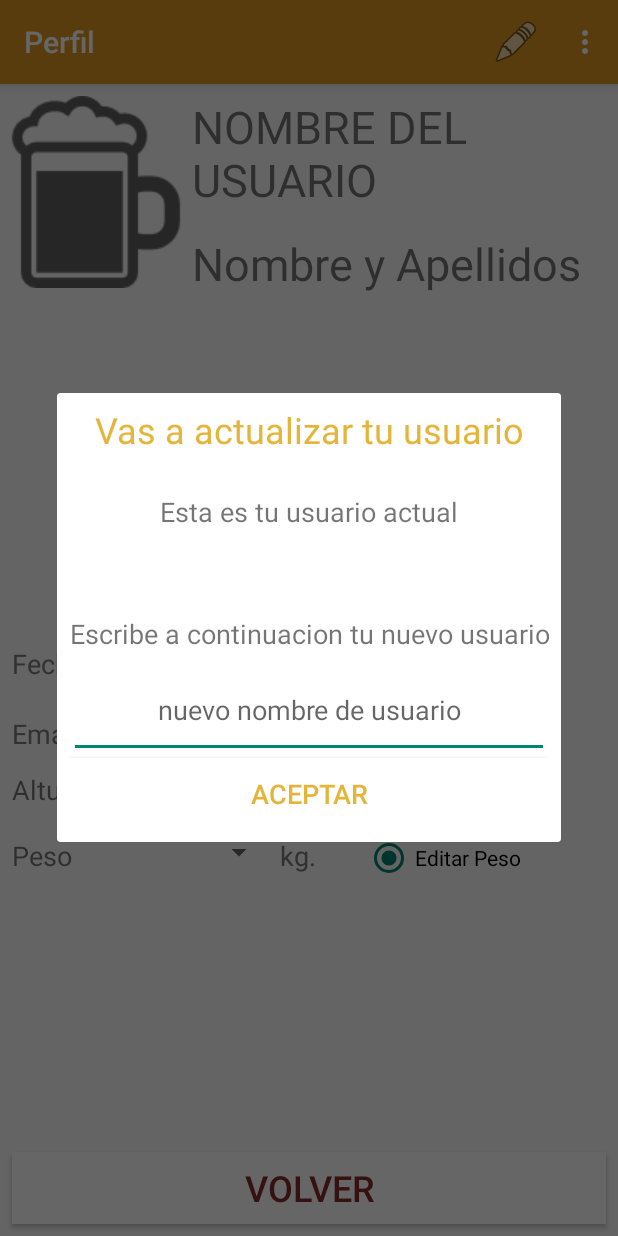
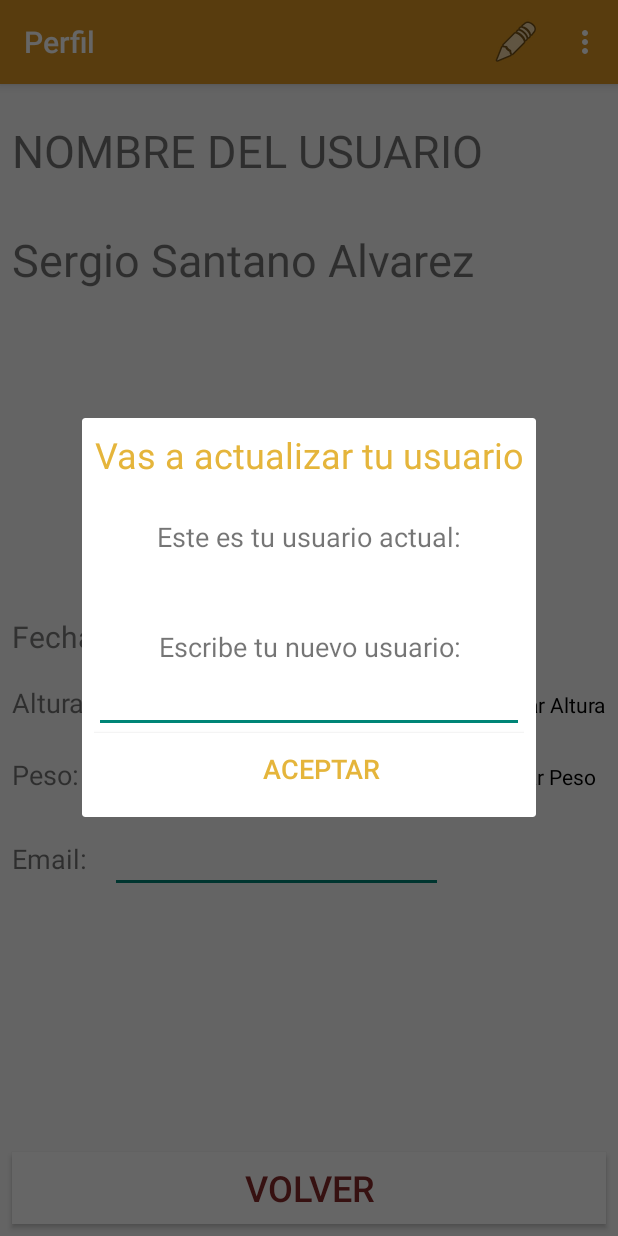
Before and after one commit to Muhlach/DrinkMe, an Android app: the PerfilActivity screen opened directly, with no data from a screen before it, in the options menu, after a tap on "Editar usuario", on a phone screen of 412 x 824 dp. Run offline under Robolectric (Android 15) with nearby library versions, the phone set to English and light mode, and no system bars; 4 statements that could not run were skipped.

Commit message:
avanzo en perfil activity

```diff
--- a/DrinkMe/app/src/main/java/com/drinkme/sdm/myapplication/MainActivity.java
+++ b/DrinkMe/app/src/main/java/com/drinkme/sdm/myapplication/MainActivity.java
@@ -33,7 +33,8 @@ public class MainActivity extends AppCompatActivity {
     public static final String ESTADISTICOS_KEY = "estadisticos";
     public static final int REQUEST_CODE_FOR_PERFIL_ACTIVITY = 1;
 
-    Usuario currentUser;
+    private boolean debug = true;
+    private Usuario currentUser;
     EstadisticosBD estadisticosBD;
     ArrayList<Categoria> categorias;
 
@@ -149,6 +150,8 @@ public class MainActivity extends AppCompatActivity {
         if (resultCode == RESULT_OK) {
             final Bundle mBundle = data.getExtras();
             currentUser = mBundle.getParcelable(PerfilActivity.KEY_FOR_USER_IN_PA);
+            if (debug)
+                Toast.makeText(getApplicationContext(),currentUser.toString(),Toast.LENGTH_LONG).show();
         }
     }
 
--- a/DrinkMe/app/src/main/java/com/drinkme/sdm/myapplication/PerfilActivity_user_fragment.java
+++ b/DrinkMe/app/src/main/java/com/drinkme/sdm/myapplication/PerfilActivity_user_fragment.java
@@ -29,7 +29,7 @@ public class PerfilActivity_user_fragment extends DialogFragment {
         oldUser = (TextView) view.findViewById(R.id.textViewUsuarioActual);
         oldUser.setText(getArguments().getString("user", null));
 
-        newUser = (TextView) view.findViewById(R.id.editTextnewUO);
+        newUser = (TextView) view.findViewById(R.id.editTextNewUO);
 
         aceptar = (Button) view.findViewById(R.id.buttonFPAAceptar);
         aceptar.setOnClickListener(new View.OnClickListener() {
--- a/DrinkMe/app/src/main/res/layout/activity_perfil.xml
+++ b/DrinkMe/app/src/main/res/layout/activity_perfil.xml
@@ -7,36 +7,27 @@
     tools:context="com.drinkme.sdm.myapplication.PerfilActivity">
 
     <LinearLayout
+        android:layout_width="0dp"
+        android:layout_height="wrap_content"
+        android:orientation="vertical"
+        android:layout_marginRight="8dp"
+        app:layout_constraintRight_toRightOf="parent"
+        android:layout_marginLeft="8dp"
+        app:layout_constraintLeft_toLeftOf="parent"
+        app:layout_constraintTop_toTopOf="parent"
+        android:layout_marginTop="8dp"
         android:id="@+id/linearLayout3"
-        android:layout_width="wrap_content"
-        android:layout_height="wrap_content"
-        android:layout_marginEnd="8dp"
-        android:layout_marginLeft="8dp"
-        android:layout_marginRight="8dp"
+        app:layout_constraintHorizontal_bias="0.0"
         android:layout_marginStart="8dp"
-        android:layout_marginTop="8dp"
-        android:orientation="horizontal"
-        app:layout_constraintLeft_toLeftOf="parent"
-        app:layout_constraintRight_toRightOf="parent"
-        app:layout_constraintTop_toTopOf="parent">
-
-        <ImageView
-            android:id="@+id/imageView2"
-            android:layout_width="wrap_content"
-            android:layout_height="wrap_content"
-            app:srcCompat="@drawable/ic_cerveza_128" />
-
-        <LinearLayout
-            android:layout_width="match_parent"
-            android:layout_height="wrap_content"
-            android:orientation="vertical">
+        android:layout_marginEnd="8dp">
 
         <TextView
             android:id="@+id/textViewNombreUsuario"
             android:layout_width="match_parent"
             android:layout_height="wrap_content"
             android:layout_weight="1"
-                android:paddingBottom="15dp"
+            android:paddingBottom="16dp"
+            android:paddingTop="16dp"
             android:text="NOMBRE DEL USUARIO"
             android:textSize="30sp" />
 
@@ -45,15 +36,32 @@
             android:layout_width="match_parent"
             android:layout_height="wrap_content"
             android:layout_weight="1"
-                android:text="Nombre y Apellidos"
+            android:paddingTop="16dp"
+            android:text="Sergio Santano Alvarez"
             android:textSize="30sp" />
     </LinearLayout>
 
-    </LinearLayout>
+    <Button
+        android:id="@+id/button2"
+        android:layout_width="0dp"
+        android:layout_height="wrap_content"
+        android:layout_marginBottom="8dp"
+        android:layout_marginEnd="8dp"
+        android:layout_marginLeft="8dp"
+        android:layout_marginRight="8dp"
+        android:layout_marginStart="8dp"
+        android:background="@android:color/background_light"
+        android:onClick="onClickVolver"
+        android:text="VOLVER"
+        android:textColor="@color/granateBase"
+        android:textSize="24sp"
+        app:layout_constraintBottom_toBottomOf="parent"
+        app:layout_constraintLeft_toLeftOf="parent"
+        app:layout_constraintRight_toRightOf="parent" />
 
     <LinearLayout
         android:id="@+id/linearLayout2"
-        android:layout_width="match_parent"
+        android:layout_width="0dp"
         android:layout_height="wrap_content"
         android:layout_marginBottom="8dp"
         android:layout_marginEnd="8dp"
@@ -63,18 +71,17 @@
         android:layout_marginTop="8dp"
         android:orientation="vertical"
         app:layout_constraintBottom_toTopOf="@+id/button2"
-        app:layout_constraintHorizontal_bias="0.5"
+        app:layout_constraintHorizontal_bias="0.0"
         app:layout_constraintLeft_toLeftOf="parent"
         app:layout_constraintRight_toRightOf="parent"
-        app:layout_constraintTop_toBottomOf="@+id/linearLayout3"
-        app:layout_constraintVertical_bias="0.5">
+        app:layout_constraintTop_toBottomOf="@+id/linearLayout3">
 
         <TextView
             android:id="@+id/textViewDatos"
             android:layout_width="match_parent"
             android:layout_height="wrap_content"
             android:layout_weight="1"
-            android:paddingBottom="25dp"
+            android:paddingBottom="20dp"
             android:text="Tus datos:"
             android:textAlignment="center"
             android:textColor="@color/grisOscuro"
@@ -84,49 +91,17 @@
             android:id="@+id/textViewFechaNaci"
             android:layout_width="match_parent"
             android:layout_height="wrap_content"
-            android:paddingBottom="12dp"
+            android:paddingBottom="16dp"
             android:text="Fecha de nacimiento:"
             android:textColor="@color/grisClaro"
-            android:textSize="18sp" />
+            android:textSize="20sp" />
 
         <LinearLayout
             android:layout_width="match_parent"
-            android:layout_height="wrap_content"
-            android:orientation="horizontal">
-
-            <TextView
-                android:id="@+id/textViewEmailP"
-                android:layout_width="wrap_content"
-                android:layout_height="wrap_content"
-                android:paddingBottom="12dp"
-                android:text="Email: "
-                android:textColor="@color/grisClaro"
-                android:textSize="18sp" />
-
-            <EditText
-                android:id="@+id/editTextEmail"
-                android:layout_width="wrap_content"
-                android:layout_height="wrap_content"
-                android:hint="email"
-                android:inputType="textPersonName"
-                android:textColorHint="@color/grisClaro" />
-
-            <RadioButton
-                android:id="@+id/radioButtonEmail"
-                android:layout_width="wrap_content"
-                android:layout_height="wrap_content"
-                android:text="Editar Email"
-                android:visibility="invisible" />
-
-        </LinearLayout>
-
-        <LinearLayout
-            android:layout_width="match_parent"
-            android:layout_height="wrap_content"
+            android:layout_height="match_parent"
             android:layout_weight="1"
             android:orientation="horizontal"
-            android:paddingBottom="12dp"
-            android:weightSum="1"
+            android:paddingBottom="16dp"
             tools:layout_editor_absoluteX="8dp"
             tools:layout_editor_absoluteY="0dp">
 
@@ -134,7 +109,7 @@
                 android:layout_width="wrap_content"
                 android:layout_height="wrap_content"
                 android:paddingRight="25dp"
-                android:text="Altura"
+                android:text="Altura:"
                 android:textSize="18sp" />
 
             <Spinner
@@ -168,19 +143,17 @@
         <LinearLayout
             android:layout_width="match_parent"
             android:layout_height="wrap_content"
-            android:layout_weight="1"
             android:orientation="horizontal"
-            android:paddingBottom="12dp"
-            android:weightSum="1"
+            android:paddingBottom="16dp"
             tools:layout_editor_absoluteX="8dp"
-            tools:layout_editor_absoluteY="8dp">
+            tools:layout_editor_absoluteY="0dp">
 
             <TextView
                 android:id="@+id/textView10"
                 android:layout_width="wrap_content"
                 android:layout_height="wrap_content"
-                android:paddingRight="25dp"
-                android:text="Peso"
+                android:paddingRight="33dp"
+                android:text="Peso:"
                 android:textSize="18sp" />
 
             <Spinner
@@ -194,41 +167,57 @@
             <TextView
                 android:layout_width="wrap_content"
                 android:layout_height="wrap_content"
-                android:layout_weight="0.05"
+                android:paddingLeft="5dp"
                 android:paddingRight="30dp"
                 android:text="kg."
                 android:textAlignment="center"
                 android:textColor="@color/grisClaro"
                 android:textSize="18sp"
-                tools:layout_editor_absoluteX="309dp"
-                tools:layout_editor_absoluteY="168dp" />
+                tools:layout_editor_absoluteX="161dp"
+                tools:layout_editor_absoluteY="182dp" />
 
             <RadioButton
                 android:id="@+id/radioButtonPeso"
                 android:layout_width="wrap_content"
                 android:layout_height="wrap_content"
-                android:paddingStart="1dp"
-                android:text="Editar Peso"
+                android:text="Editar Peso  "
                 android:visibility="invisible" />
+
+        </LinearLayout>
+
+        <LinearLayout
+            android:layout_width="match_parent"
+            android:layout_height="match_parent"
+            android:layout_weight="1"
+            android:orientation="horizontal"
+            android:paddingBottom="16dp"
+            tools:layout_editor_absoluteX="8dp"
+            tools:layout_editor_absoluteY="8dp">
+
+            <TextView
+                android:layout_width="wrap_content"
+                android:layout_height="wrap_content"
+                android:paddingRight="15dp"
+                android:text="Email:"
+                android:textSize="18sp" />
+
+            <EditText
+                android:id="@+id/editTextEmail"
+                android:layout_width="wrap_content"
+                android:layout_height="wrap_content"
+                android:layout_weight="1"
+                android:ems="10"
+                android:inputType="textEmailAddress"
+                android:textColor="@color/grisClaro" />
+
+            <RadioButton
+                android:id="@+id/radioButtonEmail"
+                android:layout_width="wrap_content"
+                android:layout_height="wrap_content"
+                android:text="Editar Email "
+                android:visibility="invisible" />
+
         </LinearLayout>
 
     </LinearLayout>
-
-    <Button
-        android:id="@+id/button2"
-        android:layout_width="match_parent"
-        android:layout_height="wrap_content"
-        android:layout_marginBottom="8dp"
-        android:layout_marginEnd="8dp"
-        android:layout_marginLeft="8dp"
-        android:layout_marginRight="8dp"
-        android:layout_marginStart="8dp"
-        android:background="@android:color/background_light"
-        android:onClick="onClickVolver"
-        android:text="VOLVER"
-        android:textColor="@color/granateBase"
-        android:textSize="24sp"
-        app:layout_constraintBottom_toBottomOf="parent"
-        app:layout_constraintLeft_toLeftOf="parent"
-        app:layout_constraintRight_toRightOf="parent" />
 </android.support.constraint.ConstraintLayout>
--- a/DrinkMe/app/src/main/res/layout/fragment_perfil_activity_user.xml
+++ b/DrinkMe/app/src/main/res/layout/fragment_perfil_activity_user.xml
@@ -24,7 +24,6 @@
             android:id="@+id/textViewActualizarUser"
             android:layout_width="match_parent"
             android:layout_height="wrap_content"
-            android:layout_weight="1"
             android:paddingBottom="26dp"
             android:text="Vas a actualizar tu usuario"
             android:textAlignment="center"
@@ -38,9 +37,7 @@
             android:id="@+id/textViewEstaEsUserActual"
             android:layout_width="match_parent"
             android:layout_height="wrap_content"
-            android:layout_weight="1"
-            android:paddingBottom="16dp"
-            android:text="Esta es tu usuario actual"
+            android:text="Este es tu usuario actual:"
             android:textAlignment="center"
             android:textSize="18sp"
             tools:layout_editor_absoluteX="71dp"
@@ -50,42 +47,38 @@
             android:id="@+id/textViewUsuarioActual"
             android:layout_width="match_parent"
             android:layout_height="wrap_content"
-            android:paddingBottom="16dp"
+            android:paddingTop="8dp"
             android:text="TextView"
             android:textAlignment="center"
+            android:textColor="@color/grisClaro"
             android:textSize="18sp" />
 
         <TextView
             android:id="@+id/textViewEscribeAContinuacion"
             android:layout_width="match_parent"
             android:layout_height="wrap_content"
-            android:layout_weight="1"
-            android:paddingBottom="16dp"
-            android:text="Escribe a continuacion tu nuevo usuario"
+            android:paddingTop="16dp"
+            android:text="Escribe tu nuevo usuario:"
             android:textAlignment="center"
             android:textSize="18sp"
             tools:layout_editor_absoluteX="72dp"
             tools:layout_editor_absoluteY="159dp" />
 
         <EditText
-            android:id="@+id/editTextnewUO"
+            android:id="@+id/editTextNewUO"
             android:layout_width="match_parent"
             android:layout_height="wrap_content"
-            android:layout_weight="1"
             android:ems="10"
-            android:hint="nuevo nombre de usuario"
-            android:inputType="textPassword"
-            android:paddingBottom="20dp"
+            android:inputType="textPersonName"
             android:textAlignment="center"
-            tools:layout_editor_absoluteX="71dp"
-            tools:layout_editor_absoluteY="197dp" />
+            android:textColor="@color/grisClaro" />
 
         <Button
             android:id="@+id/buttonFPAAceptar"
             android:layout_width="match_parent"
             android:layout_height="wrap_content"
-            android:layout_weight="1"
             android:background="@android:color/background_light"
+            android:paddingStart="16dp"
             android:text="Aceptar"
             android:textAlignment="center"
             android:textColor="@color/amarilloBase"
```
Also changed, not shown: DrinkMe/app/src/main/java/com/drinkme/sdm/myapplication/PerfilActivity.java (+22 -7 lines), DrinkMe/app/src/main/java/com/drinkme/sdm/myapplication/PerfilActivity_password_fragment.java (+13 -7 lines), DrinkMe/app/src/main/java/com/drinkme/sdm/myapplication/logic/Usuario.java (+19 -0 lines), DrinkMe/app/src/main/res/layout/fragment_perfil_activity_password.xml (+9 -9 lines). Lines whose indentation alone changed are shown as unchanged.
